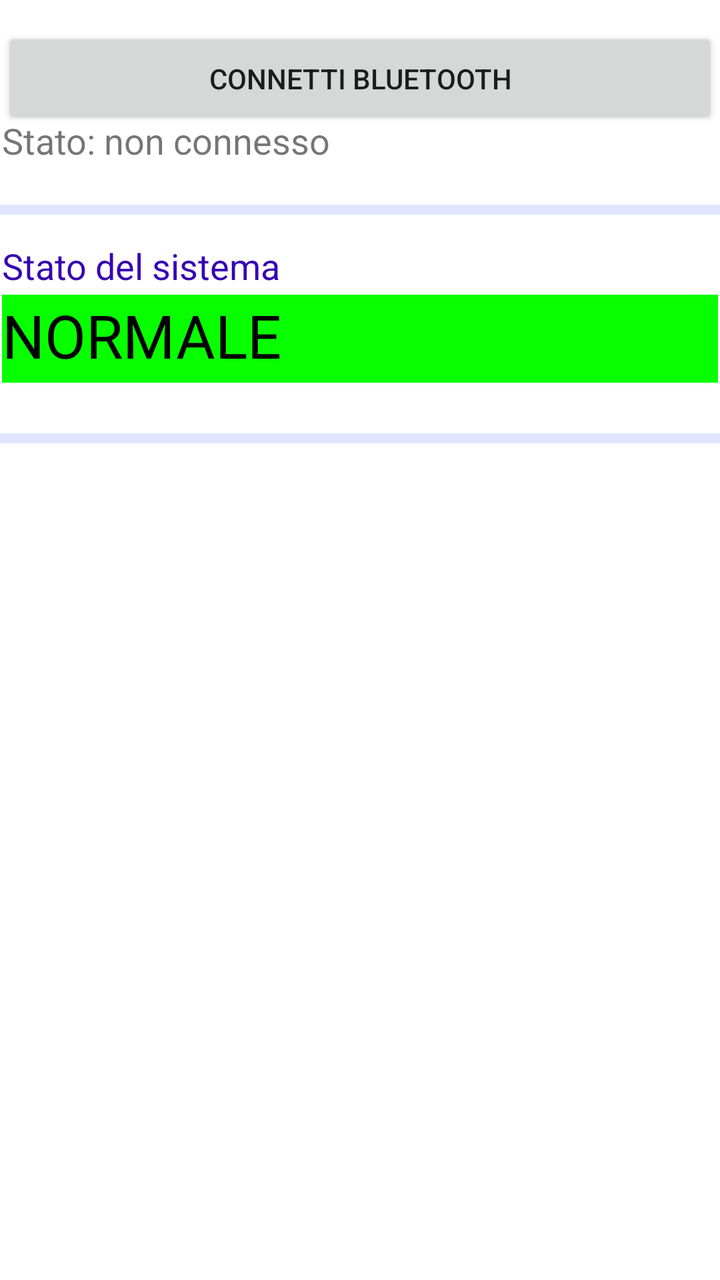
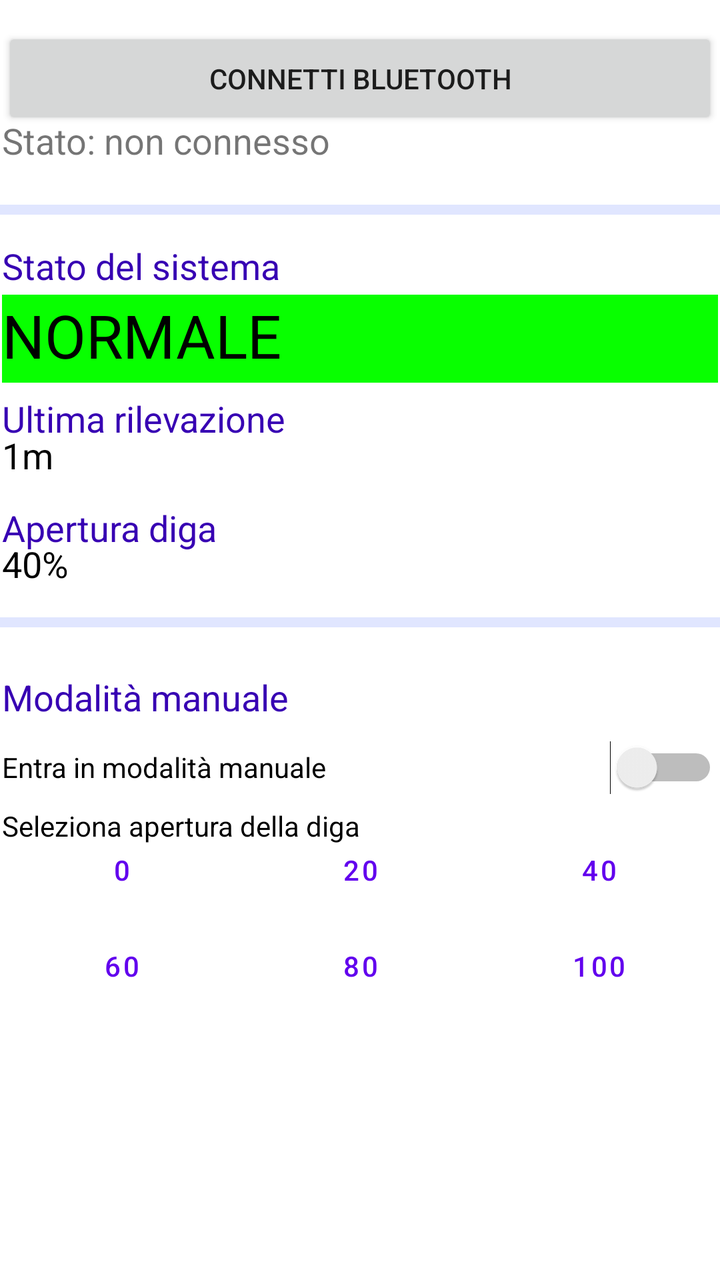

Two renders of the same Android screen: before a commit and after it. Below are the layout's source before the change and the commit's diff.
<!-- AndroidManifest.xml: application theme Theme.DamMobileApp -->
<!-- res/layout/activity_main.xml -->
<?xml version="1.0" encoding="utf-8"?>

<androidx.constraintlayout.widget.ConstraintLayout xmlns:android="http://schemas.android.com/apk/res/android"
    xmlns:app="http://schemas.android.com/apk/res-auto"
    xmlns:tools="http://schemas.android.com/tools"
    android:layout_width="match_parent"
    android:layout_height="match_parent"
    android:layout_margin="5dp"
    android:backgroundTint="#FFFFFF"
    android:orientation="vertical"
    tools:context=".MainActivity">

    <Button
        android:id="@+id/button"
        android:layout_width="358dp"
        android:layout_height="51dp"
        android:text="connetti bluetooth"
        android:textColorLink="#FFFFFF"
        app:layout_constraintBottom_toBottomOf="parent"
        app:layout_constraintEnd_toEndOf="parent"
        app:layout_constraintHorizontal_bias="0.431"
        app:layout_constraintStart_toStartOf="parent"
        app:layout_constraintTop_toTopOf="parent"
        app:layout_constraintVertical_bias="0.023" />

    <TextView
        android:id="@+id/textView2"
        android:layout_width="358dp"
        android:layout_height="24dp"
        android:text="Stato: non connesso"
        android:textSize="18sp"
        app:layout_constraintBottom_toBottomOf="parent"
        app:layout_constraintEnd_toEndOf="parent"
        app:layout_constraintHorizontal_bias="0.431"
        app:layout_constraintStart_toStartOf="parent"
        app:layout_constraintTop_toTopOf="parent"
        app:layout_constraintVertical_bias="0.094" />

    <View
        android:id="@+id/divider"
        android:layout_width="match_parent"
        android:layout_height="5dp"
        android:background="?android:attr/listDivider"
        android:backgroundTint="#0037FF"
        android:foregroundTint="#FFFFFF"
        app:layout_constraintBottom_toBottomOf="parent"
        app:layout_constraintEnd_toEndOf="parent"
        app:layout_constraintHorizontal_bias="0.0"
        app:layout_constraintStart_toStartOf="parent"
        app:layout_constraintTop_toTopOf="parent"
        app:layout_constraintVertical_bias="0.161" />

    <TextView
        android:id="@+id/state_label"
        android:layout_width="358dp"
        android:layout_height="31dp"
        android:shadowColor="#FFFFFF"
        android:text="Stato del sistema"
        android:textColor="@color/purple_700"
        android:textSize="18sp"
        app:layout_constraintBottom_toBottomOf="parent"
        app:layout_constraintEnd_toEndOf="parent"
        app:layout_constraintHorizontal_bias="0.431"
        app:layout_constraintStart_toStartOf="parent"
        app:layout_constraintTop_toTopOf="parent"
        app:layout_constraintVertical_bias="0.198" />

    <TextView
        android:id="@+id/current_state_label"
        android:layout_width="358dp"
        android:layout_height="44dp"
        android:background="#08FF00"
        android:text="NORMALE"
        android:textAlignment="center"
        android:textColor="#000000"
        android:textSize="30sp"
        app:layout_constraintBottom_toBottomOf="parent"
        app:layout_constraintEnd_toEndOf="parent"
        app:layout_constraintHorizontal_bias="0.431"
        app:layout_constraintStart_toStartOf="parent"
        app:layout_constraintTop_toTopOf="parent"
        app:layout_constraintVertical_bias="0.247" />

    <View
        android:id="@+id/divider2"
        android:layout_width="match_parent"
        android:layout_height="5dp"
        android:background="?android:attr/listDivider"
        android:backgroundTint="#0037FF"
        android:foregroundTint="#FFFFFF"
        app:layout_constraintBottom_toBottomOf="parent"
        app:layout_constraintEnd_toEndOf="parent"
        app:layout_constraintHorizontal_bias="0.0"
        app:layout_constraintStart_toStartOf="parent"
        app:layout_constraintTop_toTopOf="parent"
        app:layout_constraintVertical_bias="0.341" />
</androidx.constraintlayout.widget.ConstraintLayout>
<!-- resources referenced by this layout -->
<resources>
  <color name="purple_700">#FF3700B3</color>
  <style name="Theme.DamMobileApp" parent="Theme.MaterialComponents.DayNight.DarkActionBar">
          
          <item name="colorPrimary">@color/purple_500</item>
          <item name="colorPrimaryVariant">@color/purple_700</item>
          <item name="colorOnPrimary">@color/white</item>
          
          <item name="colorSecondary">@color/teal_200</item>
          <item name="colorSecondaryVariant">@color/teal_700</item>
          <item name="colorOnSecondary">@color/black</item>
          
          <item name="android:statusBarColor" tools:targetApi="l">?attr/colorPrimaryVariant</item>
          
      </style>
  <color name="purple_500">#FF6200EE</color>
  <color name="white">#FFFFFFFF</color>
  <color name="teal_200">#FF03DAC5</color>
  <color name="teal_700">#FF018786</color>
  <color name="black">#FF000000</color>
</resources>

<!-- the commit's change to res/layout/activity_main.xml (unified diff, before → after) -->
@@ -6,15 +6,15 @@
     android:layout_width="match_parent"
     android:layout_height="match_parent"
     android:layout_margin="5dp"
-    android:backgroundTint="#FFFFFF"
+    android:backgroundTint="@color/purple_700"
     android:orientation="vertical"
     tools:context=".MainActivity">
 
     <Button
-        android:id="@+id/button"
+        android:id="@+id/connect_bluetooth_button"
         android:layout_width="358dp"
         android:layout_height="51dp"
-        android:text="connetti bluetooth"
+        android:text="@string/connect_bluetooth"
         android:textColorLink="#FFFFFF"
         app:layout_constraintBottom_toBottomOf="parent"
         app:layout_constraintEnd_toEndOf="parent"
@@ -24,10 +24,10 @@
         app:layout_constraintVertical_bias="0.023" />
 
     <TextView
-        android:id="@+id/textView2"
+        android:id="@+id/bluetooth_state_label"
         android:layout_width="358dp"
         android:layout_height="24dp"
-        android:text="Stato: non connesso"
+        android:text="@string/connection_state"
         android:textSize="18sp"
         app:layout_constraintBottom_toBottomOf="parent"
         app:layout_constraintEnd_toEndOf="parent"
@@ -55,7 +55,7 @@
         android:layout_width="358dp"
         android:layout_height="31dp"
         android:shadowColor="#FFFFFF"
-        android:text="Stato del sistema"
+        android:text="@string/dam_state_title"
         android:textColor="@color/purple_700"
         android:textSize="18sp"
         app:layout_constraintBottom_toBottomOf="parent"
@@ -70,7 +70,7 @@
         android:layout_width="358dp"
         android:layout_height="44dp"
         android:background="#08FF00"
-        android:text="NORMALE"
+        android:text="@string/dam_state"
         android:textAlignment="center"
         android:textColor="#000000"
         android:textSize="30sp"
@@ -93,5 +93,186 @@
         app:layout_constraintHorizontal_bias="0.0"
         app:layout_constraintStart_toStartOf="parent"
         app:layout_constraintTop_toTopOf="parent"
-        app:layout_constraintVertical_bias="0.341" />
+        app:layout_constraintVertical_bias="0.486" />
+
+    <Switch
+        android:id="@+id/manual_mode_switch"
+        android:layout_width="358dp"
+        android:layout_height="28dp"
+        android:text="@string/manual_mode_switch"
+        app:layout_constraintBottom_toBottomOf="parent"
+        app:layout_constraintEnd_toEndOf="parent"
+        app:layout_constraintHorizontal_bias="0.441"
+        app:layout_constraintStart_toStartOf="parent"
+        app:layout_constraintTop_toTopOf="parent"
+        app:layout_constraintVertical_bias="0.604" />
+
+    <TextView
+        android:id="@+id/choose_span_label"
+        android:layout_width="358dp"
+        android:layout_height="27dp"
+        android:text="@string/choose_span_label"
+        android:textColor="#000000"
+        android:textSize="14sp"
+        app:layout_constraintBottom_toBottomOf="parent"
+        app:layout_constraintEnd_toEndOf="parent"
+        app:layout_constraintHorizontal_bias="0.441"
+        app:layout_constraintStart_toStartOf="parent"
+        app:layout_constraintTop_toTopOf="parent"
+        app:layout_constraintVertical_bias="0.658" />
+
+    <LinearLayout
+        android:id="@+id/linearLayout"
+        android:layout_width="358dp"
+        android:layout_height="98dp"
+        android:orientation="vertical"
+        app:layout_constraintBottom_toBottomOf="parent"
+        app:layout_constraintEnd_toEndOf="parent"
+        app:layout_constraintHorizontal_bias="0.441"
+        app:layout_constraintStart_toStartOf="parent"
+        app:layout_constraintTop_toTopOf="parent"
+        app:layout_constraintVertical_bias="0.758">
+
+        <LinearLayout
+            style="?android:attr/buttonBarStyle"
+            android:layout_width="match_parent"
+            android:layout_height="wrap_content"
+            android:orientation="horizontal"
+            app:layout_constraintBottom_toBottomOf="parent"
+            app:layout_constraintEnd_toEndOf="parent"
+            app:layout_constraintHorizontal_bias="0.0"
+            app:layout_constraintStart_toStartOf="parent"
+            app:layout_constraintTop_toTopOf="parent"
+            app:layout_constraintVertical_bias="1.0">
+
+
+            <Button
+                android:id="@+id/bt_0"
+                style="?android:attr/buttonBarButtonStyle"
+                android:layout_width="wrap_content"
+                android:layout_height="wrap_content"
+                android:layout_weight="1"
+                android:background="@color/purple_700"
+                android:text="@string/bt_0" />
+
+            <Button
+                android:id="@+id/bt_20"
+                style="?android:attr/buttonBarButtonStyle"
+                android:layout_width="wrap_content"
+                android:layout_height="wrap_content"
+                android:layout_weight="1"
+                android:text="@string/bt_20" />
+
+            <Button
+                android:id="@+id/bt_40"
+                style="?android:attr/buttonBarButtonStyle"
+                android:layout_width="wrap_content"
+                android:layout_height="wrap_content"
+                android:layout_weight="1"
+                android:text="@string/bt_40" />
+
+        </LinearLayout>
+
+        <LinearLayout
+            android:layout_width="match_parent"
+            android:layout_height="wrap_content"
+            android:orientation="horizontal">
+
+            <Button
+                android:id="@+id/bt_60"
+                style="?android:attr/buttonBarButtonStyle"
+                android:layout_width="wrap_content"
+                android:layout_height="wrap_content"
+                android:layout_weight="1"
+                android:text="@string/bt_60" />
+
+            <Button
+                android:id="@+id/bt_80"
+                style="?android:attr/buttonBarButtonStyle"
+                android:layout_width="wrap_content"
+                android:layout_height="wrap_content"
+                android:layout_weight="1"
+                android:text="@string/bt_80" />
+
+            <Button
+                android:id="@+id/bt_100"
+                style="?android:attr/buttonBarButtonStyle"
+                android:layout_width="wrap_content"
+                android:layout_height="wrap_content"
+                android:layout_weight="1"
+                android:text="@string/bt_100" />
+        </LinearLayout>
+    </LinearLayout>
+
+    <TextView
+        android:id="@+id/manual_label"
+        android:layout_width="358dp"
+        android:layout_height="31dp"
+        android:shadowColor="#FFFFFF"
+        android:text="@string/manual_label"
+        android:textColor="@color/purple_700"
+        android:textSize="18sp"
+        app:layout_constraintBottom_toBottomOf="parent"
+        app:layout_constraintEnd_toEndOf="parent"
+        app:layout_constraintHorizontal_bias="0.431"
+        app:layout_constraintStart_toStartOf="parent"
+        app:layout_constraintTop_toTopOf="parent"
+        app:layout_constraintVertical_bias="0.552" />
+
+    <TextView
+        android:id="@+id/last_detection_title"
+        android:layout_width="358dp"
+        android:layout_height="wrap_content"
+        android:text="@string/last_detection_title"
+        android:textColor="@color/purple_700"
+        android:textSize="18sp"
+        app:layout_constraintBottom_toBottomOf="parent"
+        app:layout_constraintEnd_toEndOf="parent"
+        app:layout_constraintHorizontal_bias="0.441"
+        app:layout_constraintStart_toStartOf="parent"
+        app:layout_constraintTop_toTopOf="parent"
+        app:layout_constraintVertical_bias="0.32" />
+
+    <TextView
+        android:id="@+id/last_detection"
+        android:layout_width="358dp"
+        android:layout_height="wrap_content"
+        android:text="@string/last_detection"
+        android:textColor="#000000"
+        android:textSize="18sp"
+        app:layout_constraintBottom_toBottomOf="parent"
+        app:layout_constraintEnd_toEndOf="parent"
+        app:layout_constraintHorizontal_bias="0.441"
+        app:layout_constraintStart_toStartOf="parent"
+        app:layout_constraintTop_toTopOf="parent"
+        app:layout_constraintVertical_bias="0.35" />
+
+    <TextView
+        android:id="@+id/dam_span_title"
+        android:layout_width="358dp"
+        android:layout_height="wrap_content"
+        android:text="@string/dam_span_title"
+        android:textColor="@color/purple_700"
+        android:textSize="18sp"
+        app:layout_constraintBottom_toBottomOf="parent"
+        app:layout_constraintEnd_toEndOf="parent"
+        app:layout_constraintHorizontal_bias="0.441"
+        app:layout_constraintStart_toStartOf="parent"
+        app:layout_constraintTop_toTopOf="parent"
+        app:layout_constraintVertical_bias="0.409" />
+
+    <TextView
+        android:id="@+id/dam_span"
+        android:layout_width="358dp"
+        android:layout_height="wrap_content"
+        android:text="@string/dam_span"
+        android:textColor="#000000"
+        android:textSize="18sp"
+        app:layout_constraintBottom_toBottomOf="parent"
+        app:layout_constraintEnd_toEndOf="parent"
+        app:layout_constraintHorizontal_bias="0.441"
+        app:layout_constraintStart_toStartOf="parent"
+        app:layout_constraintTop_toTopOf="parent"
+        app:layout_constraintVertical_bias="0.438" />
+
 </androidx.constraintlayout.widget.ConstraintLayout>
<!-- resource entries referenced after the edit -->
@@ -1,6 +1,23 @@
 <!-- resources referenced by this layout -->
 <resources>
   <color name="purple_700">#FF3700B3</color>
+  <string name="bt_0">0</string>
+  <string name="bt_100">100</string>
+  <string name="bt_20">20</string>
+  <string name="bt_40">40</string>
+  <string name="bt_60">60</string>
+  <string name="bt_80">80</string>
+  <string name="choose_span_label">Seleziona apertura della diga</string>
+  <string name="connect_bluetooth">connetti bluetooth</string>
+  <string name="connection_state">Stato: non connesso</string>
+  <string name="dam_span">40%</string>
+  <string name="dam_span_title">Apertura diga</string>
+  <string name="dam_state">NORMALE</string>
+  <string name="dam_state_title">Stato del sistema</string>
+  <string name="last_detection">1m</string>
+  <string name="last_detection_title">Ultima rilevazione</string>
+  <string name="manual_label">Modalità manuale</string>
+  <string name="manual_mode_switch">Entra in modalità manuale</string>
   <style name="Theme.DamMobileApp" parent="Theme.MaterialComponents.DayNight.DarkActionBar">
           
           <item name="colorPrimary">@color/purple_500</item>
